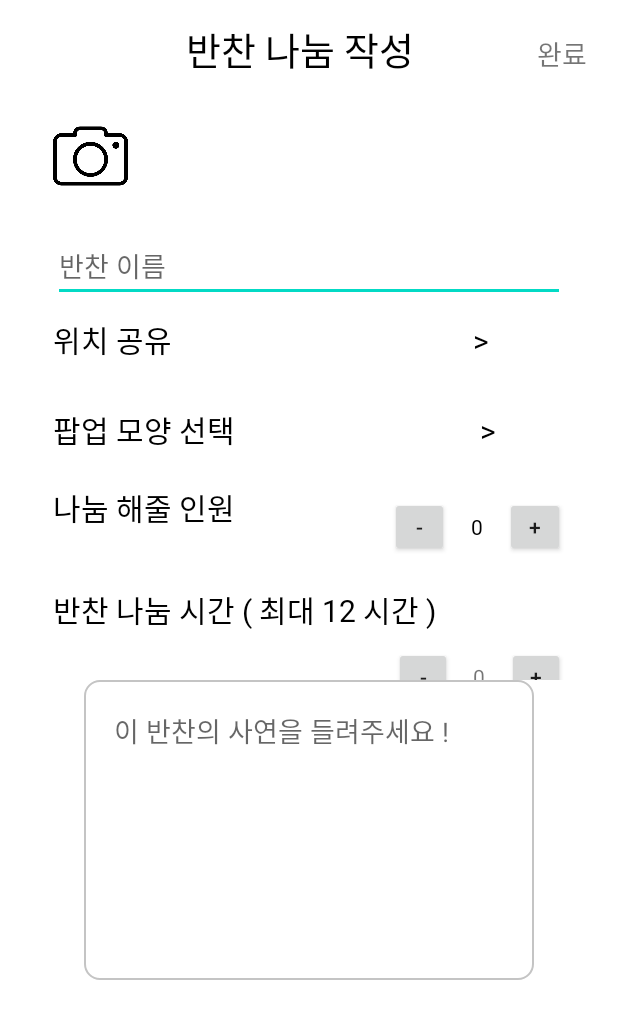
After one commit to GongWook/JungGal_v.2-Android, an Android app: the SharePostWriteActivity screen opened directly, with no data from a screen before it, on a phone screen of 412 x 824 dp. The commit adds this screen. Shown: the top 1019 px of the screen. Run offline under Robolectric (Android 15) with nearby library versions, the phone set to English and light mode, and no system bars; pictures from the network do not load.

Commit message:
게시글 작성 로직 구현 중 04/16

```diff
--- a/app/build.gradle
+++ b/app/build.gradle
@@ -44,6 +44,9 @@ dependencies {
     //Naver 지도 SDK
     implementation 'com.naver.maps:map-sdk:3.14.1'
 
+    //Google 사용자 위치 추적
+    implementation 'com.google.android.gms:play-services-location:16.0.0'
+
     implementation 'androidx.appcompat:appcompat:1.4.1'
     implementation 'com.google.android.material:material:1.5.0'
     implementation 'androidx.constraintlayout:constraintlayout:2.1.3'
--- a/app/src/main/AndroidManifest.xml
+++ b/app/src/main/AndroidManifest.xml
@@ -20,6 +20,9 @@
     <!-- 저장 파일 접근 권한 -->
     <uses-permission android:name="android.permission.WRITE_EXTERNAL_STORAGE" />
     <uses-permission android:name="android.permission.READ_EXTERNAL_STORAGE" />
+
+    <!-- 사용자 위치 추적 권환 -->
+    <uses-permission android:name="android.permission.ACCESS_FINE_LOCATION" />
 
 
     <application
@@ -59,6 +62,7 @@
         <activity android:name=".RegistAgreeActivity"/>
         <activity android:name=".RegistPhoneAuthActivity"/>
         <activity android:name=".RegistActivity"/>
+        <activity android:name=".SharePostWriteActivity"/>
     </application>
 
 </manifest>
--- /dev/null
+++ b/app/src/main/java/com/gnu_graduate_project_team/junggal_v2/SharePostWriteActivity.java
@@ -0,0 +1,223 @@
+package com.gnu_graduate_project_team.junggal_v2;
+
+import android.app.Activity;
+import android.content.ClipData;
+import android.content.Intent;
+import android.net.Uri;
+import android.net.wifi.p2p.WifiP2pManager;
+import android.os.Bundle;
+import android.os.Handler;
+import android.provider.MediaStore;
+import android.util.Log;
+import android.view.View;
+import android.widget.Button;
+import android.widget.EditText;
+import android.widget.ImageButton;
+import android.widget.ImageView;
+import android.widget.TextView;
+import android.widget.Toast;
+
+import androidx.annotation.Nullable;
+
+import com.bumptech.glide.Glide;
+
+import java.util.ArrayList;
+import java.util.Collection;
+import java.util.Collections;
+
+public class SharePostWriteActivity extends Activity {
+
+    private ImageView dish_photo;
+    private ImageView dish_image1;
+    private ImageView dish_image2;
+    private ImageView dish_image3;
+    private EditText dish_name;
+    private Button person_minus_btn;
+    private Button person_plush_btn;
+    private TextView person_cnt;
+    private Integer person_count;
+
+    private static Integer pick_from_Multi_album = 1;
+    private Integer count = 0;
+
+    private ArrayList<Uri> imageListPath;
+
+    private ArrayList<ImageView> dish_imageArrayList = new ArrayList<>();
+
+    Handler mHandler = null;
+
+    @Override
+    protected void onCreate(@Nullable Bundle savedInstanceState) {
+        super.onCreate(savedInstanceState);
+
+        setContentView(R.layout.share_post_write_ativity);
+
+        mHandler = new Handler();
+
+        dish_photo = (ImageView) findViewById(R.id.dish_photo);
+        dish_image1 = (ImageView) findViewById(R.id.dish_image1);
+        dish_image2 = (ImageView) findViewById(R.id.dish_image2);
+        dish_image3 = (ImageView) findViewById(R.id.dish_image3);
+        dish_name = (EditText) findViewById(R.id.dish_name);
+        person_minus_btn = (Button) findViewById(R.id.person_minus_button);
+        person_plush_btn = (Button) findViewById(R.id.person_plus_button);
+        person_cnt = (TextView) findViewById(R.id.Person);
+
+        person_count = 0;
+
+        dish_imageArrayList.add(dish_image1);
+        dish_imageArrayList.add(dish_image2);
+        dish_imageArrayList.add(dish_image3);
+
+        /** 반찬 이미지 등록 **/
+        dish_photo.setOnClickListener(new View.OnClickListener() {
+            @Override
+            public void onClick(View view) {
+
+                count=0;
+                imageListPath = new ArrayList<>();
+                doTakeMultiAlbumAction();
+
+            }
+        });
+
+
+
+
+        /** 나눔 인원 설정 **/
+        person_minus_btn.setOnClickListener(new View.OnClickListener() {
+            @Override
+            public void onClick(View view) {
+                person_count--;
+                if(person_count<0)
+                {
+                    person_count =0;
+                }
+
+
+                Thread t = new Thread(new Runnable() {
+                    @Override
+                    public void run() {
+                        mHandler.post(new Runnable() {
+                            @Override
+                            public void run() {
+
+                                person_cnt.setText(person_count.toString());
+                            }
+                        });
+                    }
+                });
+
+                t.start();
+            }
+        });
+
+        person_plush_btn.setOnClickListener(new View.OnClickListener() {
+            @Override
+            public void onClick(View view) {
+                person_count++;
+
+                Thread t = new Thread(new Runnable() {
+                    @Override
+                    public void run() {
+                        mHandler.post(new Runnable() {
+                            @Override
+                            public void run() {
+
+                                person_cnt.setText(person_count.toString());
+                            }
+                        });
+                    }
+                });
+
+                t.start();
+            }
+        });
+
+
+    }
+
+    @Override
+    protected void onActivityResult(int requestCode, int resultCode, Intent data) {
+        super.onActivityResult(requestCode, resultCode, data);
+
+        if(requestCode == pick_from_Multi_album)
+        {
+            if(data==null)
+            {
+
+            }
+            else
+            {
+                if(data.getClipData() == null)
+                {
+                    Toast.makeText(this, "다중 선택이 불가능한 기기입니다.", Toast.LENGTH_SHORT).show();
+                }
+                else
+                {
+                    ClipData clipData = data.getClipData();
+
+                    if(clipData.getItemCount()>3)
+                    {
+                        Toast.makeText(this, "사진은 3장까지 선택 가능합니다.", Toast.LENGTH_SHORT).show();
+                    }
+                    else
+                    {
+                        if(clipData.getItemCount()==1)
+                        {
+                            imageListPath.add(clipData.getItemAt(0).getUri());
+                            count=1;
+                        }
+                        else if(clipData.getItemCount()>1 && clipData.getItemCount() < 4)
+                        {
+                            for(int i =0; i<clipData.getItemCount(); i++)
+                            {
+                                imageListPath.add(clipData.getItemAt(i).getUri()) ;
+                                count++;
+                            }
+                        }
+
+                        Thread t = new Thread(new Runnable() {
+                            @Override
+                            public void run() {
+                                mHandler.post(new Runnable() {
+                                    @Override
+                                    public void run() {
+
+                                        Collections.sort(imageListPath,Collections.reverseOrder());
+
+                                        for(int i=0; i<3; i++)
+                                        {
+                                            dish_imageArrayList.get(i).setImageBitmap(null);
+                                        }
+
+
+
+                                        for(int i=0; i<count; i++)
+                                        {
+                                            Glide.with(getApplicationContext()).load(imageListPath.get(i)).override(500,500).into(dish_imageArrayList.get(i));
+                                        }
+
+                                    }
+                                });
+                            }
+                        });
+
+                        t.start();
+                    }
+
+                }
+            }
+
+        }
+    }
+
+    public void doTakeMultiAlbumAction()
+    {
+        Intent intent = new Intent(Intent.ACTION_PICK);
+        intent.setType(MediaStore.Images.Media.CONTENT_TYPE);
+        intent.putExtra(Intent.EXTRA_ALLOW_MULTIPLE,true);
+        intent.setData(MediaStore.Images.Media.EXTERNAL_CONTENT_URI);
+        startActivityForResult(intent, pick_from_Multi_album);
+    }
+}
--- a/app/src/main/res/layout/activity_main.xml
+++ b/app/src/main/res/layout/activity_main.xml
@@ -46,7 +46,7 @@
         android:layout_height="569dp">
 
         <fragment
-            android:id="@+id/map_fragment"
+            android:id="@+id/map"
             android:name="com.naver.maps.map.MapFragment"
             android:layout_width="match_parent"
             android:layout_height="570dp"
@@ -78,7 +78,7 @@
         android:padding="5dp">
 
         <ImageView
-            android:id="@+id/imageView8"
+            android:id="@+id/food_share"
             android:layout_width="50dp"
             android:layout_height="wrap_content"
             android:layout_marginLeft="27dp"
--- /dev/null
+++ b/app/src/main/res/layout/share_post_write_ativity.xml
@@ -0,0 +1,215 @@
+<?xml version="1.0" encoding="utf-8"?>
+<LinearLayout xmlns:android="http://schemas.android.com/apk/res/android"
+    xmlns:app="http://schemas.android.com/apk/res-auto"
+    xmlns:tools="http://schemas.android.com/tools"
+    android:orientation="vertical"
+    android:layout_width="match_parent"
+    android:layout_height="match_parent">
+
+    <LinearLayout
+        android:layout_width="match_parent"
+        android:layout_height="50dp"
+        android:layout_marginTop="13dp"
+        android:orientation="horizontal">
+
+        <TextView
+            android:id="@+id/textView24"
+            android:layout_width="wrap_content"
+            android:layout_height="wrap_content"
+            android:layout_weight="8"
+            android:gravity="center"
+            android:fontFamily="@font/namugodicl"
+            android:textSize="25dp"
+            android:textColor="@color/black"
+            android:text="       반찬 나눔 작성" />
+
+        <TextView
+            android:id="@+id/textView25"
+            android:layout_width="wrap_content"
+            android:layout_height="wrap_content"
+            android:fontFamily="@font/namugodicl"
+            android:layout_weight="1"
+            android:textSize="18dp"
+            android:text="완료" />
+    </LinearLayout>
+
+    <LinearLayout
+        android:layout_width="match_parent"
+        android:layout_height="390dp"
+        android:layout_marginLeft="35dp"
+        android:layout_marginRight="35dp"
+
+        android:orientation="vertical">
+
+
+        <LinearLayout
+            android:layout_width="match_parent"
+            android:layout_height="80dp"
+            android:orientation="horizontal">
+
+            <ImageView
+                android:id="@+id/dish_photo"
+                android:layout_width="50dp"
+                android:layout_height="81dp"
+                android:src="@drawable/camera_icon" />
+
+            <ImageView
+                android:id="@+id/dish_image1"
+                android:layout_width="80dp"
+                android:layout_height="80dp"
+                android:layout_marginLeft="10dp" />
+
+            <ImageView
+                android:id="@+id/dish_image2"
+                android:layout_width="80dp"
+                android:layout_height="80dp"
+                android:layout_marginLeft="10dp" />
+
+            <ImageView
+                android:id="@+id/dish_image3"
+                android:layout_width="80dp"
+                android:layout_height="80dp"
+                android:layout_marginLeft="10dp" />
+        </LinearLayout>
+
+        <EditText
+            android:id="@+id/dish_name"
+            android:layout_width="match_parent"
+            android:layout_height="wrap_content"
+            android:ems="10"
+            android:layout_marginTop="10dp"
+            android:inputType="textPersonName"
+            android:fontFamily="@font/namugodicl"
+            android:hint="반찬 이름"/>
+
+        <TextView
+            android:id="@+id/geo_point"
+            android:layout_width="match_parent"
+            android:layout_height="wrap_content"
+            android:layout_marginTop="10dp"
+            android:fontFamily="@font/namugodicl"
+            android:textColor="@color/black"
+            android:textSize="20dp"
+            android:text="위치 공유                                           >" />
+
+        <TextView
+            android:id="@+id/popup_choose"
+            android:layout_width="match_parent"
+            android:layout_height="wrap_content"
+            android:layout_marginTop="30dp"
+            android:fontFamily="@font/namugodicl"
+            android:textColor="@color/black"
+            android:textSize="20dp"
+            android:text="팝업 모양 선택                                   >" />
+
+        <LinearLayout
+            android:layout_width="match_parent"
+            android:layout_height="50dp"
+            android:layout_marginTop="20dp"
+            android:orientation="horizontal">
+
+            <TextView
+                android:id="@+id/textView28"
+                android:layout_width="wrap_content"
+                android:layout_height="wrap_content"
+                android:layout_weight="3.5"
+                android:text="나눔 해줄 인원"
+                android:fontFamily="@font/namugodicl"
+                android:textColor="@color/black"
+                android:textSize="20dp"/>
+
+            <Button
+                android:id="@+id/person_minus_button"
+                android:layout_width="10dp"
+                android:layout_height="40dp"
+                android:layout_weight="1"
+                android:text="-"
+                android:layout_marginTop="10dp"
+                android:padding="-10dp"/>
+
+            <TextView
+                android:id="@+id/Person"
+                android:layout_width="wrap_content"
+                android:layout_height="wrap_content"
+                android:layout_marginTop="10dp"
+                android:layout_weight="1"
+                android:gravity="center"
+                android:text="0"
+                android:fontFamily="@font/namugodicl"
+                android:textColor="@color/black"/>
+
+            <Button
+                android:id="@+id/person_plus_button"
+                android:layout_width="10dp"
+                android:layout_height="40dp"
+                android:layout_weight="1"
+                android:layout_marginTop="10dp"
+                android:text="+"
+                android:padding="-10dp"/>
+        </LinearLayout>
+
+        <LinearLayout
+            android:layout_width="match_parent"
+            android:layout_height="100dp"
+            android:orientation="vertical"
+            android:layout_marginTop="20dp">
+
+            <TextView
+                android:id="@+id/textView30"
+                android:layout_width="match_parent"
+                android:layout_height="wrap_content"
+                android:text="반찬 나눔 시간 ( 최대 12 시간 )"
+                android:fontFamily="@font/namugodicl"
+                android:textColor="@color/black"
+                android:textSize="20dp"/>
+
+            <LinearLayout
+                android:layout_width="match_parent"
+                android:layout_height="50dp"
+                android:layout_marginTop="10dp"
+                android:orientation="horizontal"
+                >
+
+                <Space
+                    android:layout_width="wrap_content"
+                    android:layout_height="wrap_content"
+                    android:layout_weight="8" />
+
+                <Button
+                    android:id="@+id/button3"
+                    android:layout_width="10dp"
+                    android:layout_height="40dp"
+                    android:layout_weight="1"
+                    android:text="-" />
+
+                <TextView
+                    android:id="@+id/textView31"
+                    android:layout_width="wrap_content"
+                    android:layout_height="wrap_content"
+                    android:layout_weight="1"
+                    android:text="0"
+                    android:gravity="center"/>
+
+                <Button
+                    android:id="@+id/button4"
+                    android:layout_width="10dp"
+                    android:layout_height="40dp"
+                    android:layout_weight="1"
+                    android:text="+" />
+            </LinearLayout>
+        </LinearLayout>
+
+    </LinearLayout>
+
+    <EditText
+        android:id="@+id/editTextTextPersonName2"
+        android:layout_width="300dp"
+        android:layout_gravity="center"
+        android:gravity="left"
+        android:layout_height="200dp"
+        android:ems="10"
+        android:inputType="textPersonName"
+        android:background="@drawable/textbox_design"
+        android:padding="20dp"
+        android:hint="이 반찬의 사연을 들려주세요 !" />
+</LinearLayout>
--- a/app/src/main/res/layout/test.xml
+++ b/app/src/main/res/layout/test.xml
@@ -1,6 +1,6 @@
 <?xml version="1.0" encoding="utf-8"?>
 <androidx.constraintlayout.widget.ConstraintLayout xmlns:android="http://schemas.android.com/apk/res/android"
+    xmlns:app="http://schemas.android.com/apk/res-auto"
+    xmlns:tools="http://schemas.android.com/tools"
     android:layout_width="match_parent"
-    android:layout_height="match_parent">
-
-</androidx.constraintlayout.widget.ConstraintLayout>
+    android:layout_height="match_parent"/>
```
Also changed, not shown: app/src/main/java/com/gnu_graduate_project_team/junggal_v2/MainActivity.java (+79 -3 lines), app/src/main/java/com/gnu_graduate_project_team/junggal_v2/RegistPhoneAuthActivity.java (+2 -8 lines), app/src/main/res/drawable/camera_icon.png (added).
